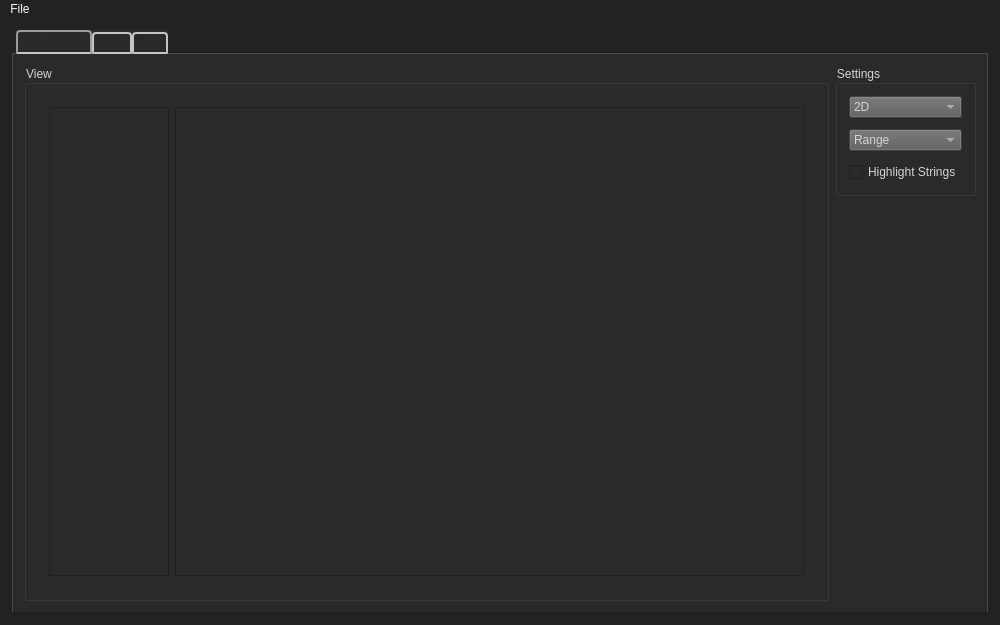
The window that Relooker/mainwindow.ui (Mixbo-zz/relooker) describes before a commit, drawn with Qt 5.
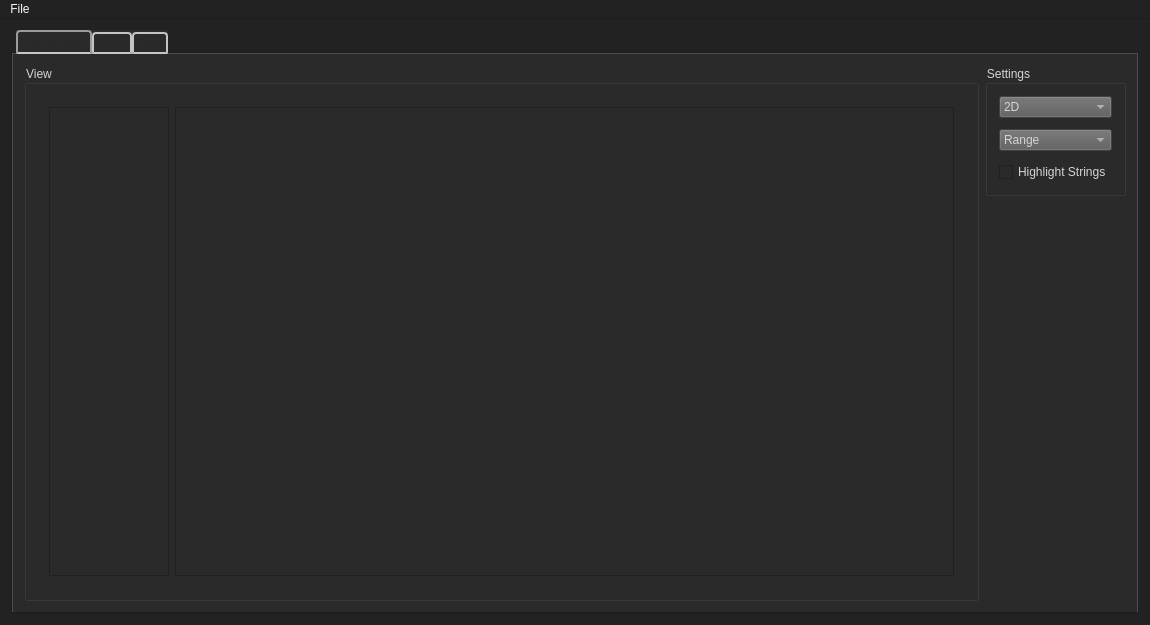
The same window after the commit. The open tabs and pages were chosen to show the change. Custom widgets are drawn as their Qt base class.

Commit message: Populated hex editor

Diff of the .ui file:
```diff
--- a/Relooker/mainwindow.ui
+++ b/Relooker/mainwindow.ui
@@ -6,7 +6,7 @@
    <rect>
     <x>0</x>
     <y>0</y>
-    <width>1000</width>
+    <width>1150</width>
     <height>625</height>
    </rect>
   </property>
@@ -18,7 +18,7 @@
   </property>
   <property name="minimumSize">
    <size>
-    <width>1000</width>
+    <width>1150</width>
     <height>625</height>
    </size>
   </property>
@@ -3852,7 +3852,7 @@
     <rect>
      <x>0</x>
      <y>0</y>
-     <width>1000</width>
+     <width>1150</width>
      <height>22</height>
     </rect>
    </property>
```
Left out of the diff: 2 changed lines with no effect on the pictures. The commit also changes 1 other file.
